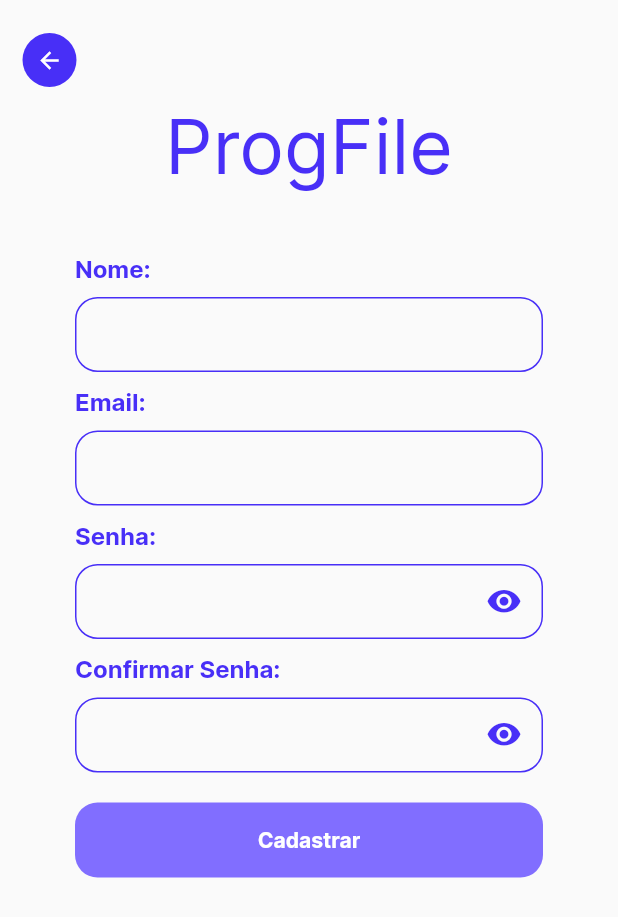
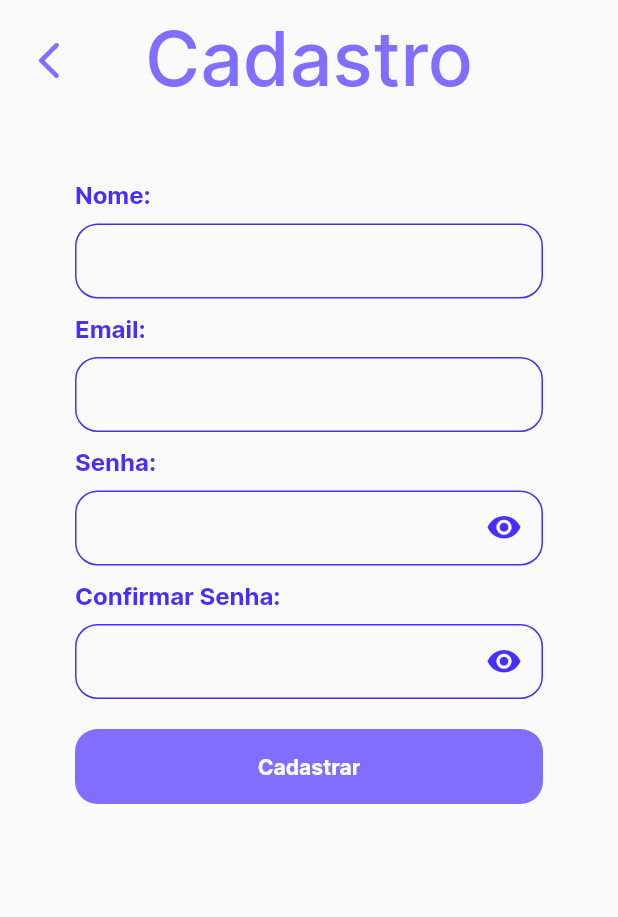
Before and after one commit to GabSauter/Progfile, a Flutter app: the RegisterView screen opened by its route, on a phone screen of 412 x 824 dp. Shown: the top 917 px of the screen. Run offline on Flutter 3.47's test engine with Material 2 defaults, Android fonts, the phone set to English and light mode, and no system bars; our stand-ins replace cloud_firestore, firebase_auth, firebase_core, image_picker, permission_handler; accounts and stored records are empty.

Commit message:
register page fix

```diff
--- a/lib/app/views/components/back_button.dart
+++ b/lib/app/views/components/back_button.dart
@@ -5,22 +5,20 @@ class BackCustomButton extends StatelessWidget {
 
   @override
   Widget build(BuildContext context) {
-    return Padding(
-      padding: const EdgeInsets.only(top: 22, right: 0, left: 15, bottom: 0),
-      child: Align(
+    return Align(
       alignment: Alignment.topLeft,
       child: CircleAvatar(
-          backgroundColor: const Color(0xFF482FF7),
-          radius: 18,
+        backgroundColor: Colors.transparent,
+        radius: 30,
         child: IconButton(
           onPressed: () {
             Navigator.pop(context);
           },
-              icon: const Icon(
-                Icons.arrow_back,
-                color: Colors.white,
-                size: 18,
-              )),
+          icon: Icon(
+            Icons.arrow_back_ios_rounded,
+            color: Theme.of(context).primaryColor,
+            size: 30,
+          ),
         ),
       ),
     );
--- a/lib/app/views/components/title_text.dart
+++ b/lib/app/views/components/title_text.dart
@@ -9,7 +9,7 @@ class TitleText extends StatelessWidget {
     return Text(
       text,
       style: const TextStyle(
-        color: Color(0xFF482FF7),
+        color: Color.fromARGB(255, 129, 110, 255),
         fontSize: 50,
       ),
     );
--- a/lib/app/views/register_view.dart
+++ b/lib/app/views/register_view.dart
@@ -28,18 +28,27 @@ class RegisterView extends StatelessWidget {
   @override
   Widget build(BuildContext context) {
     return Scaffold(
+      appBar: AppBar(
+        toolbarHeight: 80,
+        leading: const Padding(
+          padding: EdgeInsets.symmetric(vertical: 17, horizontal: 10),
+          child: BackCustomButton(),
+        ),
+        backgroundColor: Colors.transparent,
+        shadowColor: Colors.transparent,
+        title: const TitleText(text: 'Cadastro'),
+        centerTitle: true,
+      ),
       body: SingleChildScrollView(
         child: Column(
           children: [
-            const BackCustomButton(),
             Padding(
-              padding: const EdgeInsets.only(
-                  top: 10, right: 50, left: 50, bottom: 5),
+              padding:
+                  const EdgeInsets.only(top: 0, right: 50, left: 50, bottom: 5),
               child: Form(
                 key: registerController.formKey,
                 child: Column(
                   children: [
-                    const TitleText(text: 'ProgFile'),
                     const SizedBox(height: 40),
                     const FormText(text: 'Nome:'),
                     const SizedBox(height: 10),
--- a/lib/main.dart
+++ b/lib/main.dart
@@ -33,16 +33,16 @@ class MainApp extends StatelessWidget {
         fontFamily: 'Inter',
         primaryColor: const Color.fromARGB(255, 129, 110, 255),
         colorScheme: ColorScheme.fromSwatch().copyWith(
-          primary:  const Color.fromARGB(255, 129, 110, 255),
+          primary: const Color.fromARGB(255, 129, 110, 255),
           secondary: const Color(0xFF46C3DB),
         ),
       ),
       home: StreamBuilder<User?>(
         stream: FirebaseAuth.instance.authStateChanges(),
         builder: (context, snapshot) {
-          /*if (snapshot.connectionState == ConnectionState.waiting) {
-            return const Center(child: CircularProgressIndicator());
-          } else */
+          // if (snapshot.connectionState == ConnectionState.waiting) {
+          //   return const Center(child: CircularProgressIndicator());
+          // } else
           if (snapshot.hasError) {
             return const Center(child: Text("Ops! Deu algo errado."));
           } else if (snapshot.hasData) {
```
Lines whose indentation alone changed are shown as unchanged.
